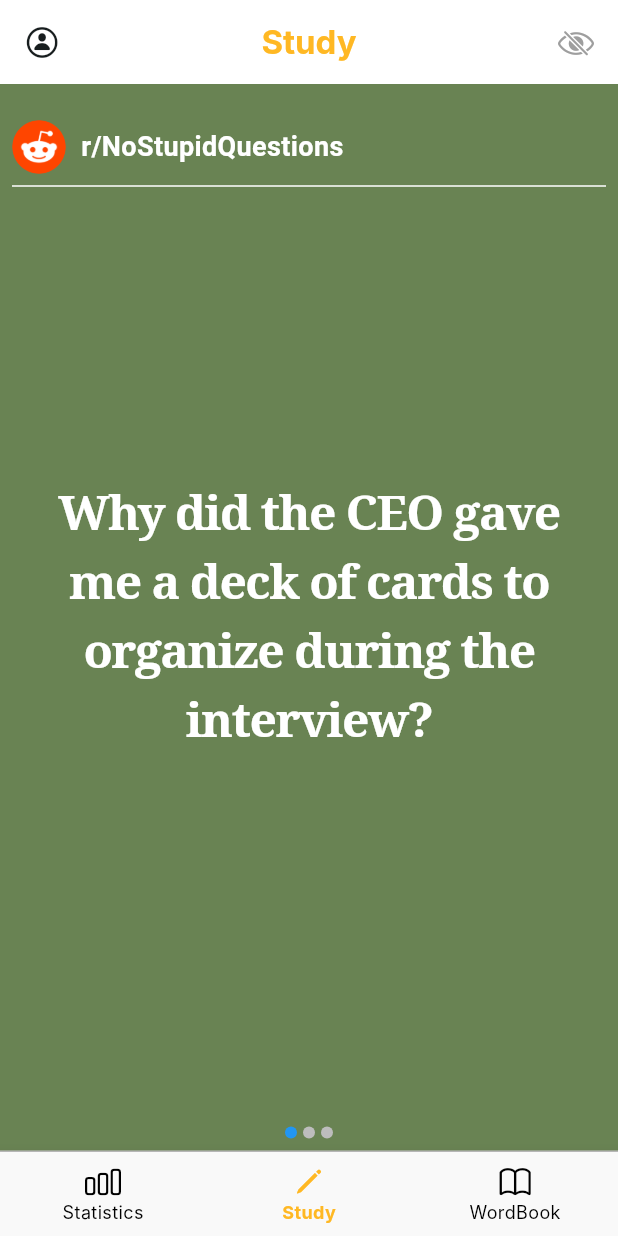
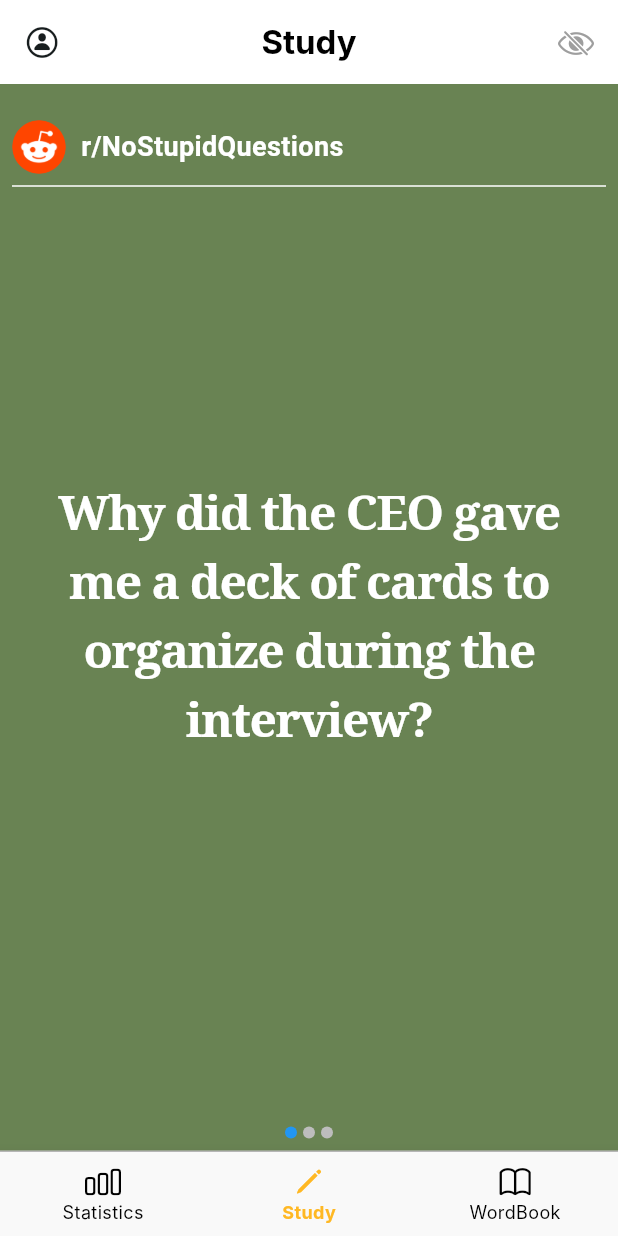
Before and after one commit to joon363/JunctionAsia2025_Bremen, a Flutter app: the screen it shows after launch, on a phone screen of 412 x 824 dp. Run offline on Flutter 3.47's test engine with Material 3 defaults, Android fonts, the phone set to English and light mode, and no system bars; our stand-ins replace fl_chart; Roboto replaces fonts that are missing (Nanum).

```diff
--- a/lib/main.dart
+++ b/lib/main.dart
@@ -1,9 +1,9 @@
 import 'package:flutter/cupertino.dart';
 import 'package:flutter/material.dart';
-import 'words_screen.dart';
-import 'home_screen.dart';
+import 'screens/words_screen.dart';
+import 'screens/home_screen.dart';
 import 'theme.dart';
-import 'statistics_screen.dart';
+import 'screens/statistics_screen.dart';
 
 void main() {
   runApp(const MyApp());
@@ -70,7 +70,7 @@ class _MainScreenState extends State<MainScreen> {
               Text(_appBarTitles[_selectedIndex],
                 style: TextStyle(
                   fontWeight: FontWeight.w700,
-                  color: primaryOrange
+                  color: Colors.black
                 ),
               ),
               EyeToggleButton()
@@ -135,7 +135,7 @@ class EyeToggleButton extends StatefulWidget {
   const EyeToggleButton({super.key});
 
   @override
-  _EyeToggleButtonState createState() => _EyeToggleButtonState();
+  State<EyeToggleButton> createState() => _EyeToggleButtonState();
 }
 
 class _EyeToggleButtonState extends State<EyeToggleButton> {
--- a/lib/home_screen.dart
+++ b/lib/screens/home_screen.dart
@@ -2,9 +2,9 @@ import 'dart:convert';
 import 'dart:math';
 import 'package:flutter/material.dart';
 import 'package:flutter/services.dart';
-import 'quiz_widget.dart';
-import 'post_widget.dart';
-import 'theme.dart';
+import '../widgets/quiz_widget.dart';
+import '../widgets/post_widget.dart';
+import '../theme.dart';
 
 class HomeScreen extends StatefulWidget {
   const HomeScreen({super.key});
--- a/lib/post_widget.dart
+++ b/lib/widgets/post_widget.dart
@@ -222,7 +222,7 @@ class _BodyPageWithTooltipState extends State<_BodyPageWithTooltip> {
   String shortenString(String? text) {
     if (text == null) return "";
     if (text.length <= 8) return text;
-    return text.substring(0, 8) + "..";
+    return "${text.substring(0, 8)}..";
   }
 
   void showTooltip(BuildContext context, String word, Offset position) {
@@ -439,7 +439,7 @@ class _CommentsPageState extends State<_CommentsPage> {
   String shortenString(String? text) {
     if (text == null) return "";
     if (text.length <= 8) return text;
-    return text.substring(0, 8) + "..";
+    return "${text.substring(0, 8)}..";
   }
 
   void showTooltip(BuildContext context, String word, Offset position) {
```
Also changed, not shown: lib/screens/statistics_screen.dart (renamed from lib/statistics_screen.dart, +4 -4 lines), lib/screens/words_screen.dart (renamed from lib/words_screen.dart), lib/widgets/quiz_widget.dart (renamed from lib/quiz_widget.dart).
